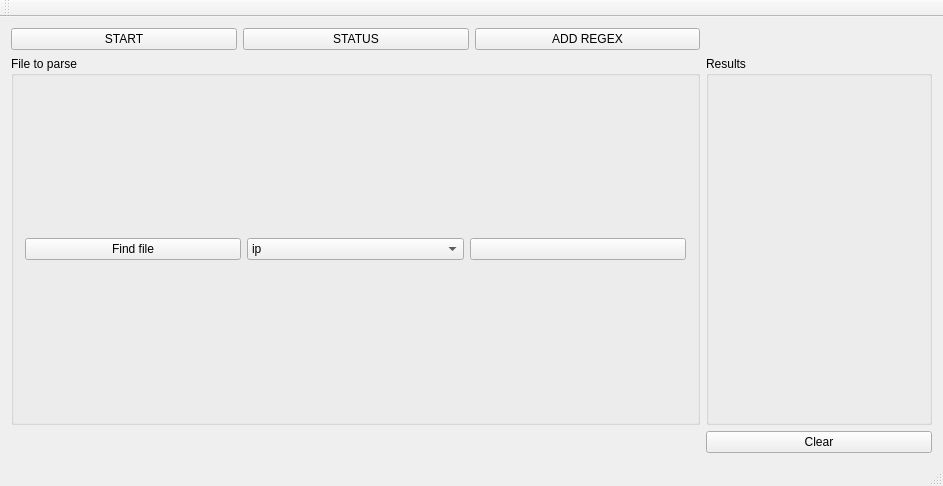
Qt form gui/GUI/mainwindow.ui (Adrien-Zemma/CPP_plazza) before a commit.
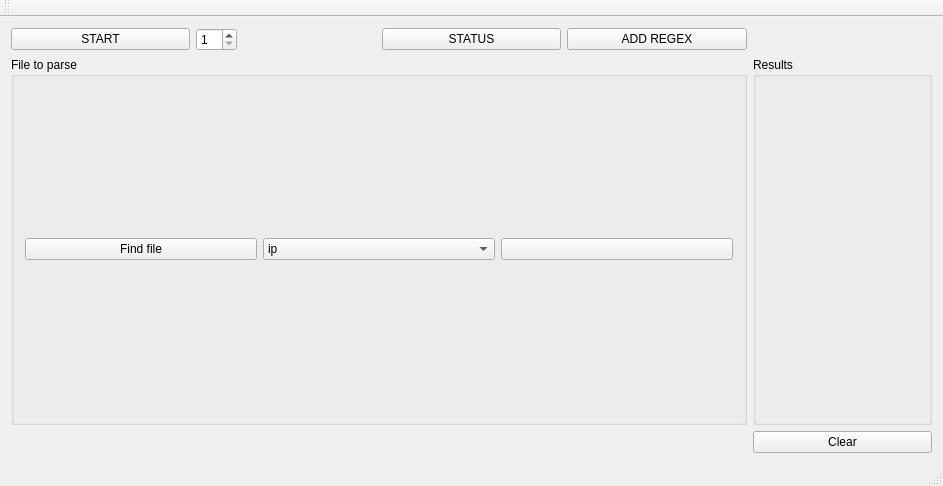
The same form after that commit. Icons and pictures are not drawn.

Commit message: New spinBox and regex widget

Patch:
```diff
--- a/gui/GUI/mainwindow.ui
+++ b/gui/GUI/mainwindow.ui
@@ -15,7 +15,7 @@
   </property>
   <widget class="QWidget" name="centralWidget">
    <layout class="QGridLayout" name="gridLayout">
-    <item row="1" column="0" colspan="3">
+    <item row="2" column="0" colspan="4">
      <widget class="QGroupBox" name="Files">
       <property name="title">
        <string>File to parse</string>
@@ -65,20 +65,13 @@
       </layout>
      </widget>
     </item>
-    <item row="0" column="1">
+    <item row="0" column="2">
      <widget class="QPushButton" name="STATUS">
       <property name="text">
        <string>STATUS</string>
       </property>
      </widget>
     </item>
-    <item row="1" column="3">
-     <widget class="QGroupBox" name="Results">
-      <property name="title">
-       <string>Results</string>
-      </property>
-     </widget>
-    </item>
     <item row="0" column="0">
      <widget class="QPushButton" name="START">
       <property name="text">
@@ -86,20 +79,34 @@
       </property>
      </widget>
     </item>
-    <item row="0" column="2">
-     <widget class="QPushButton" name="regex">
-      <property name="text">
-       <string>ADD REGEX</string>
-      </property>
-     </widget>
-    </item>
-    <item row="2" column="3">
+    <item row="3" column="4">
      <widget class="QPushButton" name="clear">
       <property name="text">
        <string>Clear</string>
       </property>
      </widget>
     </item>
+    <item row="2" column="4">
+     <widget class="QGroupBox" name="Results">
+      <property name="title">
+       <string>Results</string>
+      </property>
+     </widget>
+    </item>
+    <item row="0" column="3">
+     <widget class="QPushButton" name="regex">
+      <property name="text">
+       <string>ADD REGEX</string>
+      </property>
+     </widget>
+    </item>
+    <item row="0" column="1" alignment="Qt::AlignLeft">
+     <widget class="QSpinBox" name="slave">
+      <property name="minimum">
+       <number>1</number>
+      </property>
+     </widget>
+    </item>
    </layout>
   </widget>
   <widget class="QMenuBar" name="menuBar">
```
The commit also changes 19 other files.
